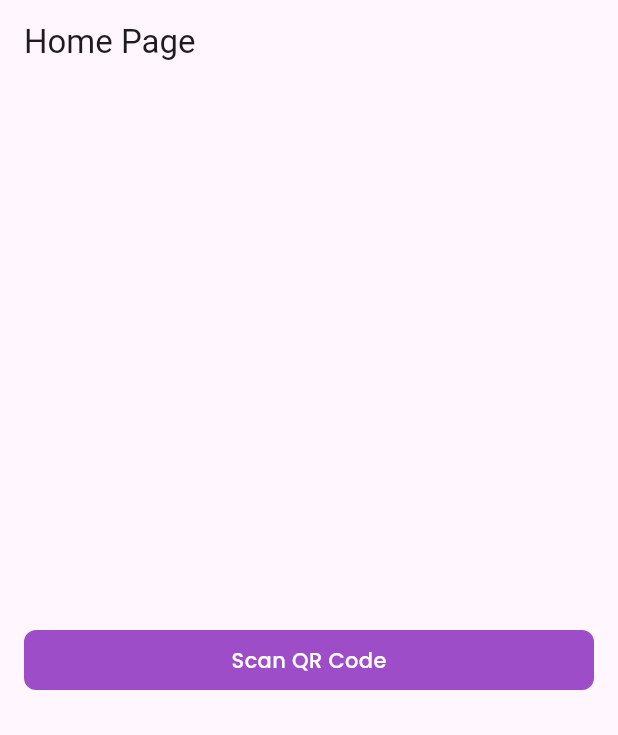
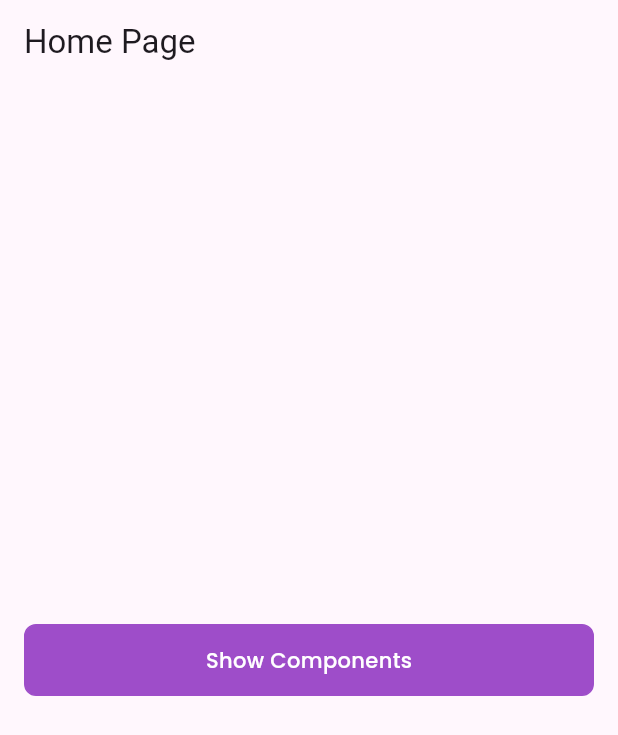
Before and after one commit to marco-rozo/qrcode_reader_app_base, a Flutter app: the screen it shows after launch, on a phone screen of 412 x 824 dp. Shown: the top 735 px of the screen. Run offline on Flutter 3.47's test engine with Material 3 defaults, Android fonts, the phone set to English and light mode, and no system bars; our stand-ins replace equatable, flutter_bloc, flutter_spinkit, go_router, permission_handler; missing offline and left inert: qr_code_scanner; statements that could not run were skipped.

Commit message:
feature: create scanner module

```diff
--- a/lib/core/app/app.dart
+++ b/lib/core/app/app.dart
@@ -1,17 +1,17 @@
+import 'package:code_bar_reader_base/core/injections/app_injections.dart';
 import 'package:code_bar_reader_base/core/routes/app_routes.dart';
 import 'package:code_bar_reader_base/core/theme/styles/app_colors.dart';
 import 'package:flutter/material.dart';
+import 'package:flutter_bloc/flutter_bloc.dart';
 
 class MyApp extends StatelessWidget {
   const MyApp({super.key});
 
   @override
   Widget build(BuildContext context) {
-    return
-        //  MultiRepositoryProvider(
-        //   providers: Appinjections.repositoryProviders,
-        //   child:
-        MaterialApp.router(
+    return MultiRepositoryProvider(
+        providers: Appinjections.repositoryProviders,
+        child: MaterialApp.router(
           routerConfig: AppRoutes.routes,
           onGenerateTitle: (context) => 'Code Bar Reader',
           theme: ThemeData(
@@ -19,8 +19,6 @@ class MyApp extends StatelessWidget {
             useMaterial3: true,
           ),
           // theme: theme,
-    )
-        // )
-        ;
+        ));
   }
 }
--- a/lib/core/injections/app_injections.dart
+++ b/lib/core/injections/app_injections.dart
@@ -1,6 +1,8 @@
+import 'package:code_bar_reader_base/modules/scanner/core/injections/scanner_injection.dart';
 import 'package:flutter_bloc/flutter_bloc.dart';
 
 final class Appinjections {
   static List<RepositoryProvider> get repositoryProviders => [
-  ];
+        ...ScannerInjection.repositoryProvider,
+      ];
 }
--- a/lib/core/routes/app_named_routes.dart
+++ b/lib/core/routes/app_named_routes.dart
@@ -3,4 +3,5 @@ class AppNamedRoutes {
   static const String home = '/home';
   static const String login = '/login';
   static const String components = '/components';
+  static const String scanner = '/scanner';
 }
--- a/lib/core/routes/app_routes.dart
+++ b/lib/core/routes/app_routes.dart
@@ -1,6 +1,7 @@
 import 'package:code_bar_reader_base/core/routes/app_named_routes.dart';
 import 'package:code_bar_reader_base/modules/components/core/routes/components_routes.dart';
 import 'package:code_bar_reader_base/modules/home/core/routes/home_routes.dart';
+import 'package:code_bar_reader_base/modules/scanner/core/routes/scanner_routes.dart';
 import 'package:code_bar_reader_base/modules/splash/core/routes/splash_routes.dart';
 import 'package:go_router/go_router.dart';
 
@@ -11,6 +12,7 @@ class AppRoutes {
       ...SplashRoutes.routes,
       ...HomeRoutes.routes,
       ...ComponentsRoutes.routes,
+      ...ScannerRoutes.routes,
     ],
   );
 }
--- a/lib/modules/home/feature/presenter/page/home_page.dart
+++ b/lib/modules/home/feature/presenter/page/home_page.dart
@@ -1,3 +1,4 @@
+import 'package:code_bar_reader_base/core/theme/components/custom_generic_loading.dart/custom_generic_loading_widget.dart';
 import 'package:code_bar_reader_base/modules/home/feature/presenter/cubit/home_cubit.dart';
 import 'package:code_bar_reader_base/modules/home/feature/presenter/widget/home_body/home_body_widget.dart';
 import 'package:flutter/material.dart';
@@ -34,7 +35,7 @@ class _HomePageState extends State<HomePage> {
         },
         builder: (_, state) => switch (state) {
           HomeInitial() || HomeLoading() => const Center(
-              child: CircularProgressIndicator(),
+              child: CustomGenericLoadingWidget(),
             ),
           HomeSuccess() => const HomeBodyWidget(),
           HomeError _ => Center(
--- a/lib/modules/home/feature/presenter/widget/home_body/home_body_widget.dart
+++ b/lib/modules/home/feature/presenter/widget/home_body/home_body_widget.dart
@@ -14,12 +14,9 @@ class HomeBodyWidget extends StatelessWidget {
         mainAxisAlignment: MainAxisAlignment.center,
         crossAxisAlignment: CrossAxisAlignment.center,
         children: [
-          SizedBox(
-            height: 40,
-            child: CustomButton.primary(
-              text: 'Scan QR Code',
-              onPressed: () => context.goNamed(AppNamedRoutes.components),
-            ),
+          CustomButton.primary(
+            text: 'Show Components',
+            onPressed: () => context.pushNamed(AppNamedRoutes.components),
           ),
         ],
       ),
--- /dev/null
+++ b/lib/modules/scanner/core/injections/scanner_injection.dart
@@ -0,0 +1,11 @@
+import 'package:code_bar_reader_base/core/externals/permission_manager/permission_manager.dart';
+import 'package:code_bar_reader_base/core/externals/permission_manager/permission_manager_impl.dart';
+import 'package:flutter_bloc/flutter_bloc.dart';
+
+final class ScannerInjection {
+  static List<RepositoryProvider> get repositoryProvider => [
+        RepositoryProvider<PermissionManager>(
+          create: (context) => PermissionManagerImpl(),
+        ),
+      ];
+}
--- /dev/null
+++ b/lib/modules/scanner/core/routes/scanner_routes.dart
@@ -0,0 +1,23 @@
+import 'package:code_bar_reader_base/core/externals/permission_manager/permission_manager.dart';
+import 'package:code_bar_reader_base/core/routes/app_named_routes.dart';
+import 'package:code_bar_reader_base/modules/scanner/feature/presenter/cubit/scanner_cubit.dart';
+import 'package:code_bar_reader_base/modules/scanner/feature/presenter/page/scanner_page.dart';
+import 'package:flutter/material.dart';
+import 'package:flutter_bloc/flutter_bloc.dart';
+import 'package:go_router/go_router.dart';
+
+final class ScannerRoutes {
+  static List<GoRoute> get routes => [
+        GoRoute(
+          name: AppNamedRoutes.scanner,
+          path: AppNamedRoutes.scanner,
+          builder: (BuildContext context, GoRouterState state) =>
+              BlocProvider<ScannerCubit>(
+            create: (context) => ScannerCubit(
+              permissionManager: context.read<PermissionManager>(),
+            ),
+            child: const ScannerPage(),
+          ),
+        )
+      ];
+}
--- a/lib/modules/splash/feature/presenter/page/splash_page.dart
+++ b/lib/modules/splash/feature/presenter/page/splash_page.dart
@@ -1,11 +1,12 @@
 import 'package:code_bar_reader_base/core/routes/app_named_routes.dart';
+import 'package:code_bar_reader_base/core/theme/components/custom_generic_loading.dart/custom_generic_loading_widget.dart';
 import 'package:code_bar_reader_base/modules/splash/feature/presenter/cubit/splash_cubit.dart';
 import 'package:flutter/material.dart';
 import 'package:flutter_bloc/flutter_bloc.dart';
 import 'package:go_router/go_router.dart';
 
 class SplashPage extends StatefulWidget {
-  const  SplashPage({super.key});
+  const SplashPage({super.key});
 
   @override
   State<SplashPage> createState() => _SplashPageState();
@@ -31,13 +32,12 @@ class _SplashPageState extends State<SplashPage> {
             debugPrint(state.message);
           }
           if (state is SplashSuccess) {
-            print("indo para Home");
             context.go(AppNamedRoutes.home);
           }
         },
         builder: (_, state) => switch (state) {
           SplashInitial() || SplashLoading() || SplashSuccess() => const Center(
-              child: CircularProgressIndicator(),
+              child: CustomGenericLoadingWidget(),
             ),
           SplashError _ => Center(
               child: Text(state.message),
--- a/pubspec.yaml
+++ b/pubspec.yaml
@@ -45,6 +45,7 @@ dependencies:
   device_info_plus: ^10.1.2
   flutter_spinkit: ^5.2.1
   permission_handler: ^11.3.1
+  qr_code_scanner: ^1.0.1
 
 dev_dependencies:
   flutter_test:
```
Also changed, not shown: lib/modules/components/feature/presenter/page/components_page.dart (+10 -1 lines), lib/modules/scanner/feature/presenter/cubit/scanner_cubit.dart (added, +66 -0 lines), lib/modules/scanner/feature/presenter/cubit/scanner_state.dart (added, +24 -0 lines), lib/modules/scanner/feature/presenter/page/scanner_page.dart (added, +52 -0 lines), lib/modules/scanner/feature/presenter/widget/close_icon_button/close_icon_button_widget.dart (added, +31 -0 lines), lib/modules/scanner/feature/presenter/widget/flash_icon_button/flash_icon_button_widget.dart (added, +47 -0 lines), lib/modules/scanner/feature/presenter/widget/scanner_body/scanner_body_widget.dart (added, +41 -0 lines), lib/modules/scanner/feature/presenter/widget/scanner_camera_error/scanner_camera_error_widget.dart (added, +12 -0 lines), pubspec.lock, 1 other file. Lines whose indentation alone changed are shown as unchanged.
